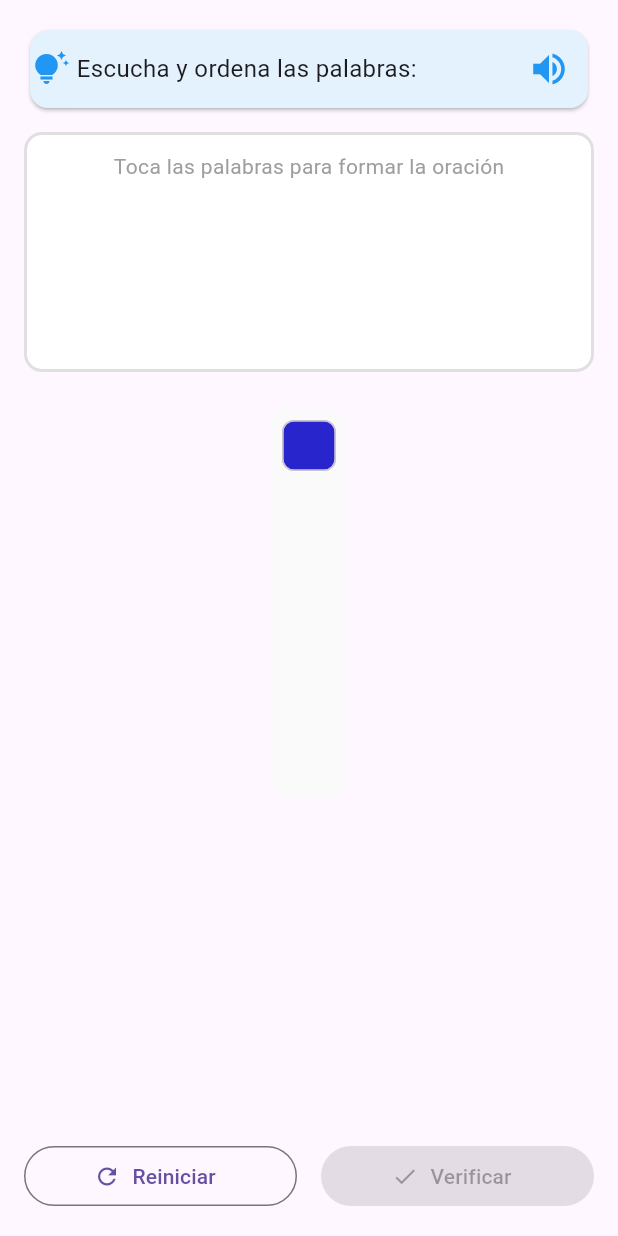
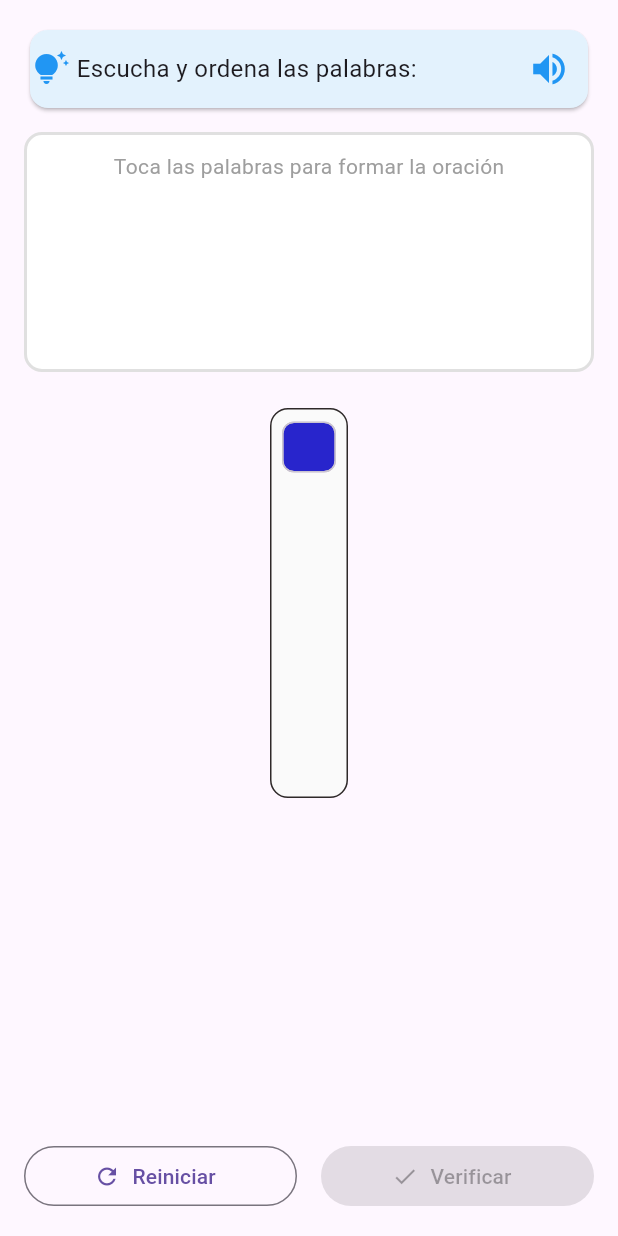
Before and after one commit to alfredLazaro/appIngles, a Flutter app: the _SentenceBuilderWidget widget shown alone on an empty page, opened directly with empty values, on a phone screen of 412 x 824 dp. Run offline on Flutter 3.47's test engine with Material 3 defaults, Android fonts, the phone set to English and light mode, and no system bars; our stand-ins replace cached_network_image, dio, equatable, flutter_bloc, flutter_dotenv, flutter_tts and 3 more; accounts and stored records are empty.

Commit message:
un poco mas optimizado y a punto de separar sentence builder

```diff
--- a/lib/presentation/pages/sentence_practice_page.dart
+++ b/lib/presentation/pages/sentence_practice_page.dart
@@ -363,7 +363,8 @@ class _SentenceBuilderWidgetState extends State<_SentenceBuilderWidget> {
                 decoration: BoxDecoration(
                   color: Colors.grey[50],
                   borderRadius: BorderRadius.circular(12),
-                  //border: Border.all(color: Colors.grey[300]),
+                  border:
+                      Border.all(color: const Color.fromARGB(255, 46, 41, 41)),
                 ),
                 child: SingleChildScrollView(
                   child: Padding(
@@ -389,7 +390,6 @@ class _SentenceBuilderWidgetState extends State<_SentenceBuilderWidget> {
                 ),
               ),
               const Spacer(),
-
               // ✅ Botones de acción
               Row(
                 children: [
```
Also changed, not shown: lib/presentation/widgets/sentence/sentence_builder.dart (added).
